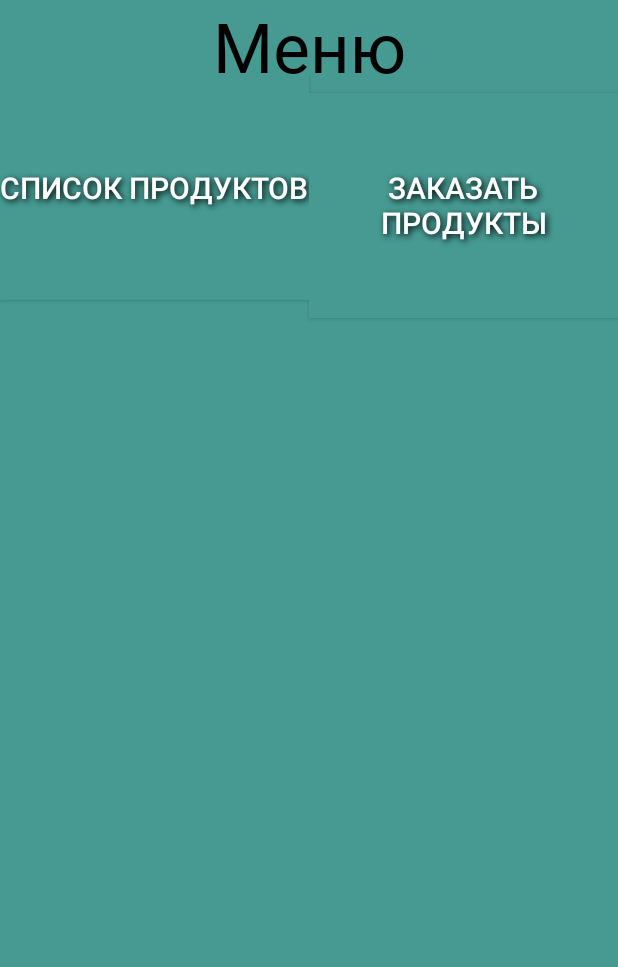
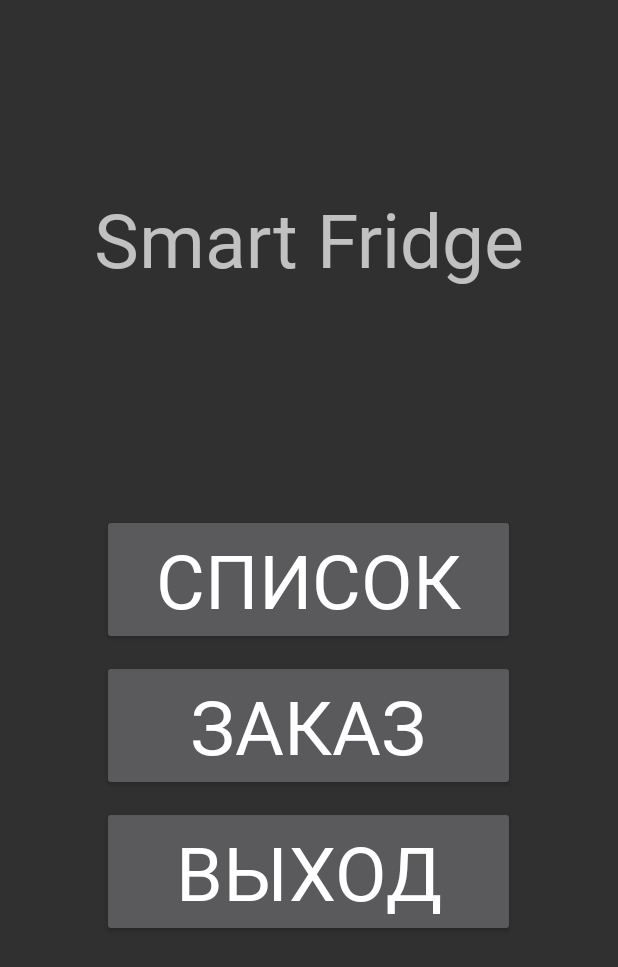
Before and after one commit to a4ifka/BaseDate, an Android app: the screen it shows after launch (MenuActivity), on a phone screen of 412 x 824 dp. Shown: the top 967 px of the screen. Run offline under Robolectric (Android 15) with nearby library versions, the phone set to English and light mode, and no system bars.

Commit message:
Redesigned menu

```diff
--- a/app/src/main/AndroidManifest.xml
+++ b/app/src/main/AndroidManifest.xml
@@ -47,4 +47,4 @@
     </application>
 
 </manifest>
-<!--kto uvidel tot loh-->
+    <!--kto uvidel tot loh-->
--- a/app/src/main/java/com/example/smart_fridge20/MenuActivity.java
+++ b/app/src/main/java/com/example/smart_fridge20/MenuActivity.java
@@ -14,7 +14,7 @@ public class MenuActivity extends AppCompatActivity {
         super.onCreate(savedInstanceState);
         setContentView(R.layout.activity_menu);
 
-        Button btn = findViewById(R.id.btnProd);
+        Button btn = findViewById(R.id.product_list_btn);
 
 
         Intent intent = new Intent(this, MainActivity.class);
@@ -27,7 +27,7 @@ public class MenuActivity extends AppCompatActivity {
         });
 
 
-        Button btn2 = findViewById(R.id.btnSet);
+        Button btn2 = findViewById(R.id.product_buy_btn);
 
         Intent intent2 = new Intent(this,OrderActivity.class);
 
@@ -38,5 +38,13 @@ public class MenuActivity extends AppCompatActivity {
             }
         });
 
+        Button exit_btn = (Button) findViewById(R.id.exit_btn);
+        exit_btn.setOnClickListener(new View.OnClickListener() {
+            @Override
+            public void onClick(View view) {
+                finish();
+            }
+        });
+
     }
 }
--- a/app/src/main/res/layout/activity_main.xml
+++ b/app/src/main/res/layout/activity_main.xml
@@ -5,7 +5,7 @@
     android:layout_width="match_parent"
     android:layout_height="match_parent"
     tools:context=".MainActivity"
-    android:background="#469A92">
+    android:background="@color/white">
 
 
 
--- a/app/src/main/res/layout/activity_menu.xml
+++ b/app/src/main/res/layout/activity_menu.xml
@@ -4,7 +4,6 @@
     xmlns:tools="http://schemas.android.com/tools"
     android:layout_width="match_parent"
     android:layout_height="match_parent"
-    android:background="#469A92">
     tools:context=".MenuActivity">
     <LinearLayout
         android:layout_width="match_parent"
@@ -12,58 +11,42 @@
         android:orientation="vertical">
 
         <TextView
-            android:layout_width="match_parent"
-            android:layout_height="50sp"
-            android:gravity="center"
-            android:text="Меню"
-            android:layout_weight="0"
-            android:textColor="@color/black"
-            android:textSize="46sp"
+            android:layout_width="wrap_content"
+            android:layout_height="wrap_content"
+            android:text="@string/app_name"
+            android:layout_gravity="center_horizontal"
+            android:layout_marginTop="125dp"
             android:fontFamily="@font/rfdewi"
-            tools:ignore="MissingConstraints" />
+            android:textSize="50dp"
+            android:layout_marginBottom="150dp"/>
 
-        <LinearLayout
-            android:layout_width="match_parent"
-            android:layout_height="match_parent"
-            android:layout_weight="1"
-            android:orientation="horizontal">
-
-            <Button
-                android:id="@+id/btnProd"
-                android:layout_width="150sp"
-                android:layout_height="150sp"
-                android:layout_weight="1"
-                android:background="#469A92"
-                android:text="Список продуктов"
-                android:textSize="20sp"
-                android:shadowColor="@color/black"
-                android:shadowDx="2"
-                android:shadowDy="2"
-                android:shadowRadius="5"
-                tools:ignore="MissingConstraints"
-                tools:layout_editor_absoluteX="0dp"
-                tools:layout_editor_absoluteY="50dp" />
-
-            <Button
-                android:id="@+id/btnSet"
-                android:layout_width="150sp"
-                android:layout_height="150sp"
-                android:layout_weight="1"
-                android:background="#469A92"
-                android:text="Заказать продукты"
-                android:shadowColor="@color/black"
-                android:shadowDx="2"
-                android:shadowDy="2"
-                android:shadowRadius="5"
-                android:textSize="20sp"
-                tools:ignore="MissingConstraints"
-                tools:layout_editor_absoluteX="261dp"
-                tools:layout_editor_absoluteY="50dp" />
-
-        </LinearLayout>
-
+        <Button
+            android:id="@+id/product_list_btn"
+            android:layout_width="275dp"
+            android:layout_height="wrap_content"
+            android:text="СПИСОК"
+            android:layout_gravity="center_horizontal"
+            android:fontFamily="@font/rfdewi"
+            android:textSize="50dp"
+            android:layout_marginBottom="10dp"/>
+        <Button
+            android:id="@+id/product_buy_btn"
+            android:layout_width="275dp"
+            android:layout_height="wrap_content"
+            android:text="ЗАКАЗ"
+            android:layout_gravity="center_horizontal"
+            android:fontFamily="@font/rfdewi"
+            android:textSize="50dp"
+            android:layout_marginBottom="10dp"/>
+        <Button
+            android:id="@+id/exit_btn"
+            android:layout_width="275dp"
+            android:layout_height="wrap_content"
+            android:text="ВЫХОД"
+            android:layout_gravity="center_horizontal"
+            android:fontFamily="@font/rfdewi"
+            android:textSize="50dp"
+            android:layout_marginBottom="10dp"/>
     </LinearLayout>
 
-
-
 </androidx.constraintlayout.widget.ConstraintLayout>
--- a/app/src/main/res/layout/activity_user.xml
+++ b/app/src/main/res/layout/activity_user.xml
@@ -4,7 +4,7 @@
     xmlns:tools="http://schemas.android.com/tools"
     android:layout_width="match_parent"
     android:layout_height="match_parent"
-    android:background="#469A92"
+    android:background="@color/white"
     tools:context=".UserActivity">
 
     <EditText
@@ -12,6 +12,7 @@
         android:layout_width="0dp"
         android:layout_height="wrap_content"
         android:hint="Введите название продукта"
+        android:textColorHint="@color/black"
         app:layout_constraintBottom_toTopOf="@+id/year"
         app:layout_constraintTop_toTopOf="parent"
         app:layout_constraintLeft_toLeftOf="parent"
@@ -21,6 +22,7 @@
         android:layout_width="0dp"
         android:layout_height="wrap_content"
         android:hint="Введите количество"
+        android:textColorHint="@color/black"
         app:layout_constraintTop_toBottomOf="@+id/name"
         app:layout_constraintBottom_toTopOf="@+id/saveButton"
         app:layout_constraintLeft_toLeftOf="parent"
```
